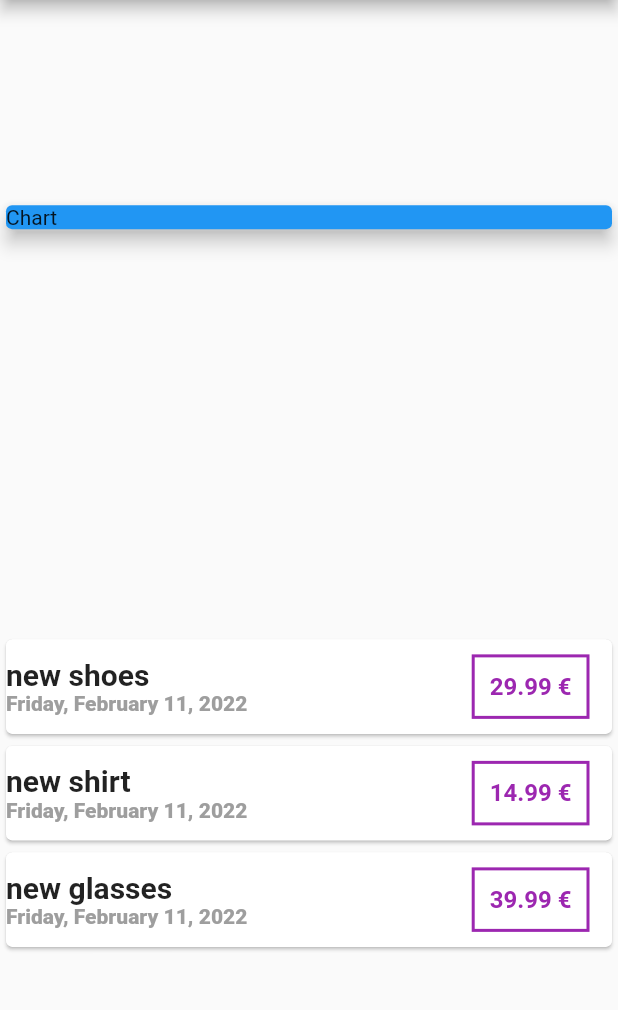
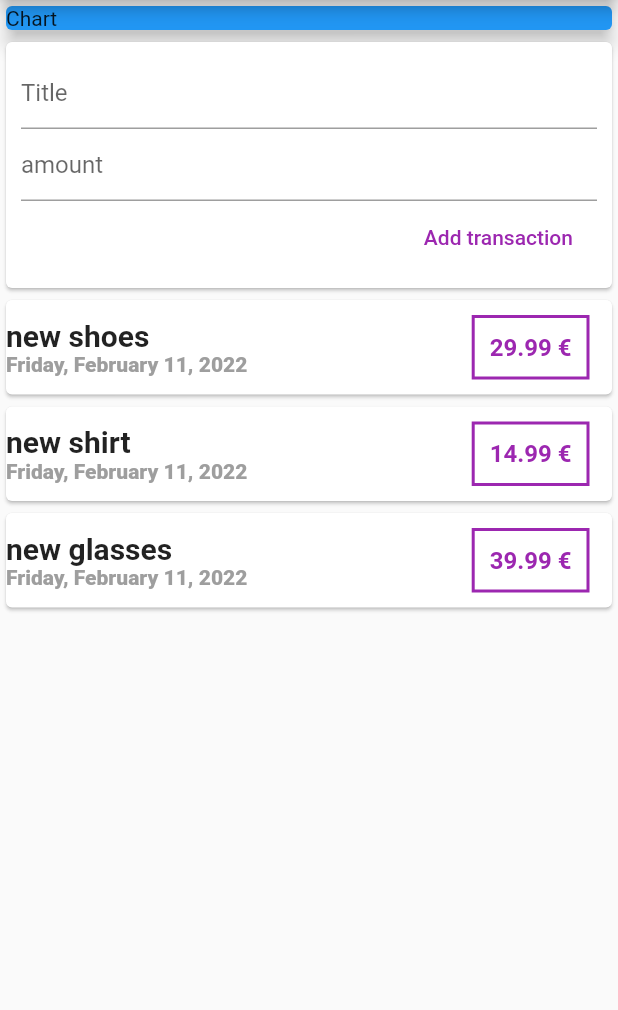
Before and after one commit to tommybarral/Personal-Expense, a Flutter app: the screen it shows after launch, on a phone screen of 412 x 824 dp, the part 84-1094 px from its top. Run offline on Flutter 3.47's test engine with Material 2 defaults, Android fonts, the phone set to English and light mode, and no system bars.

Commit message:
textfield added

```diff
--- a/lib/screens/MyHomePage.dart
+++ b/lib/screens/MyHomePage.dart
@@ -1,10 +1,15 @@
 import 'package:flutter/material.dart';
 import '../model/transaction.dart';
+import 'dart:ui';
 import 'package:intl/intl.dart';
 
 
-class MyHomePage extends StatelessWidget {
+class MyHomePage extends StatefulWidget {
+  @override
+  _MyHomePageState createState() => _MyHomePageState();
+}
 
+class _MyHomePageState extends State<MyHomePage> {
   final List<Transaction> transactions = [
     //DUMMY transactions for example.
     //exemple de transactions.
@@ -13,29 +18,54 @@ class MyHomePage extends StatelessWidget {
     Transaction(id: 't3', title: 'new glasses', amount: 39.99, date: DateTime.now()),
   ];
 
+  String titleInput;
+  String amountInput;
+
   @override
   Widget build(BuildContext context) {
     return Scaffold(
       appBar: AppBar(title: Text('Personal expense for GIT'),),
       body: Column(
-        mainAxisAlignment: MainAxisAlignment.spaceAround,
+        mainAxisAlignment: MainAxisAlignment.start,
         crossAxisAlignment: CrossAxisAlignment.stretch,
         children: [
           Container(
             /*
             Eng :
             double.infinity allow to take the size as much as it can get.
-            which is not necessary there because we have CrossAxisAlignment.strech
             Fr :
             double.infinity permet de prendre toute les largeur possible.
-            ce qui n'est pas nécessaire ici puisque nous avons CrossAxisAlignment.strech
-
+            */
             width: double.infinity,
-            */
             child: Card(
             color: Colors.blue,
               elevation: 5,
               child: Text('Chart'),
+            ),
+          ),
+          Card(
+            child: Container(
+              padding: EdgeInsets.all(10),
+              child: Column(
+                crossAxisAlignment: CrossAxisAlignment.end,
+                children: [
+                  TextField(
+                    onChanged: (value) {
+                      titleInput = value;
+                    },
+                    // OR SHORTER : onChanged: (value) => titleInput = value,
+
+                    decoration: InputDecoration(hintText: 'Title'),),
+                  TextField(
+                    onChanged: (value) {
+                      amountInput = value;
+                    },
+                    decoration: InputDecoration(hintText: 'amount'),),
+                  FlatButton(onPressed: () {
+                    print(titleInput + amountInput);
+                  }, child: Text('Add transaction'), textColor: Colors.purple,),
+                ],
+              ),
             ),
           ),
           Column(
```
